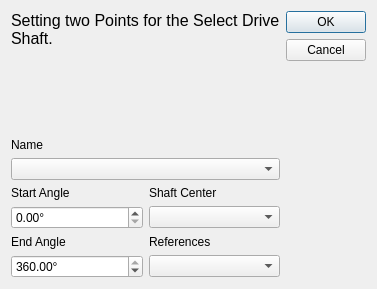
First picture: the form in core/simulate/edit_drive_shaft.ui, repository KmolYuan/Pyslvs-UI, before the edit.
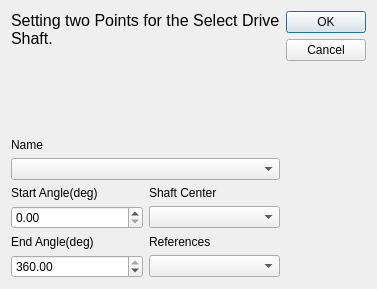
Second picture: the form after the edit. Icons and pictures are not drawn.

Diff of the .ui file:
```diff
--- a/core/simulate/edit_drive_shaft.ui
+++ b/core/simulate/edit_drive_shaft.ui
@@ -88,14 +88,14 @@
        <item row="2" column="0">
         <widget class="QLabel" name="label_6">
          <property name="text">
-          <string>&lt;html&gt;&lt;head/&gt;&lt;body&gt;&lt;p&gt;End Angle&lt;/p&gt;&lt;/body&gt;&lt;/html&gt;</string>
+          <string>&lt;html&gt;&lt;head/&gt;&lt;body&gt;&lt;p&gt;End Angle(deg)&lt;/p&gt;&lt;/body&gt;&lt;/html&gt;</string>
          </property>
         </widget>
        </item>
        <item row="1" column="0">
         <widget class="QDoubleSpinBox" name="Start_Angle">
          <property name="suffix">
-          <string>°</string>
+          <string/>
          </property>
          <property name="minimum">
           <double>0.000000000000000</double>
@@ -111,14 +111,14 @@
        <item row="0" column="0">
         <widget class="QLabel" name="label_4">
          <property name="text">
-          <string>&lt;html&gt;&lt;head/&gt;&lt;body&gt;&lt;p&gt;Start Angle&lt;/p&gt;&lt;/body&gt;&lt;/html&gt;</string>
+          <string>&lt;html&gt;&lt;head/&gt;&lt;body&gt;&lt;p&gt;Start Angle(deg)&lt;/p&gt;&lt;/body&gt;&lt;/html&gt;</string>
          </property>
         </widget>
        </item>
        <item row="3" column="0">
         <widget class="QDoubleSpinBox" name="End_Angle">
          <property name="suffix">
-          <string>°</string>
+          <string/>
          </property>
          <property name="minimum">
           <double>0.000000000000000</double>
```
